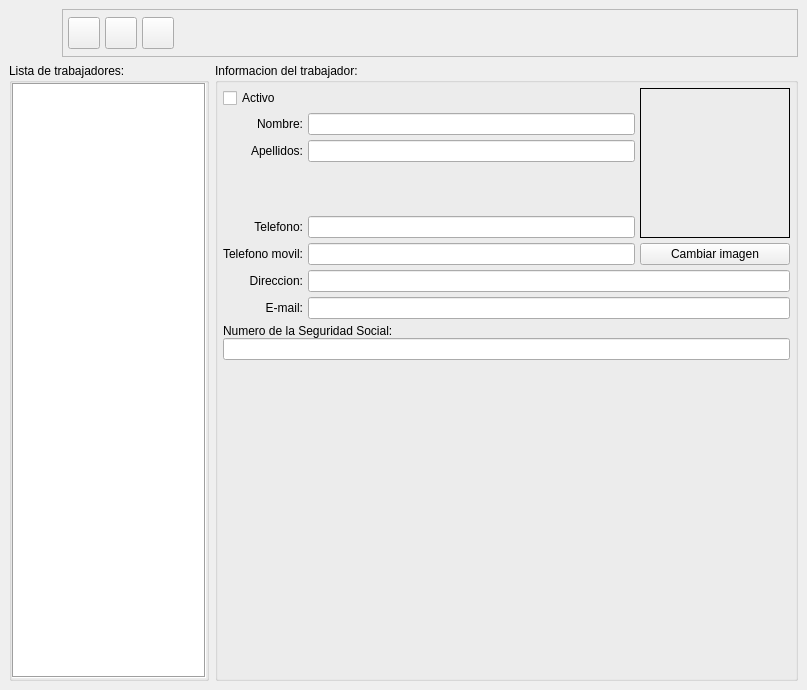
First picture: the form in bulmages/bulmafact/src/trabajadorbase.ui, repository eboladev/Bulmages-1, before the edit.
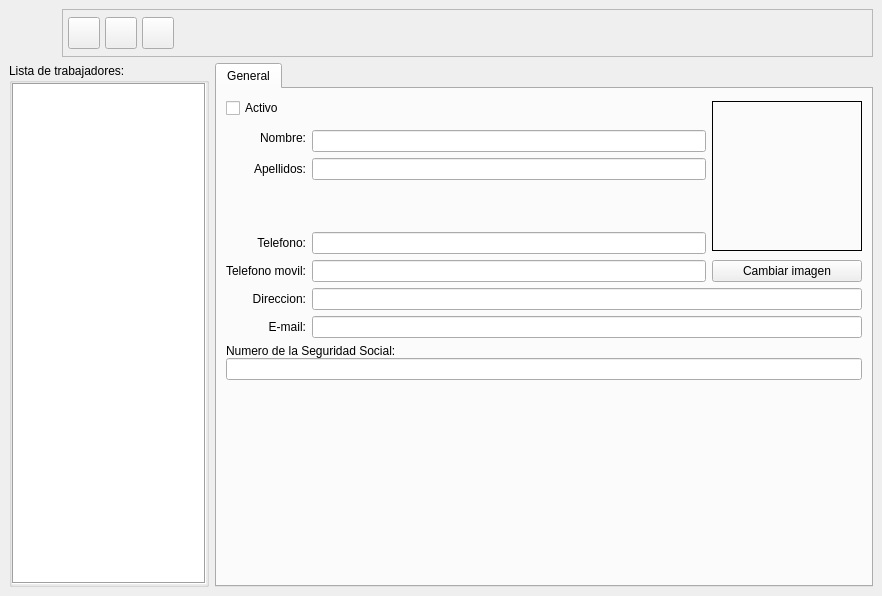
Second picture: the form after the edit. Icons and pictures are not drawn.

The edit to the form file:
```diff
--- a/bulmages/bulmafact/src/trabajadorbase.ui
+++ b/bulmages/bulmafact/src/trabajadorbase.ui
@@ -6,8 +6,8 @@
    <rect>
     <x>0</x>
     <y>0</y>
-    <width>807</width>
-    <height>690</height>
+    <width>882</width>
+    <height>596</height>
    </rect>
   </property>
   <property name="windowTitle" >
@@ -24,211 +24,263 @@
     <number>6</number>
    </property>
    <item row="1" column="1" >
-    <widget class="QGroupBox" name="groupBox1" >
+    <widget class="QTabWidget" name="mui_tab" >
+     <property name="currentIndex" >
+      <number>0</number>
+     </property>
+     <widget class="QWidget" name="tab" >
+      <attribute name="title" >
+       <string>General</string>
+      </attribute>
+      <layout class="QGridLayout" >
+       <property name="margin" >
+        <number>9</number>
+       </property>
+       <property name="spacing" >
+        <number>6</number>
+       </property>
+       <item row="6" column="1" >
+        <widget class="QLineEdit" name="m_moviltrabajador" >
+         <property name="enabled" >
+          <bool>true</bool>
+         </property>
+        </widget>
+       </item>
+       <item row="2" column="1" >
+        <widget class="QLineEdit" name="m_nomtrabajador" />
+       </item>
+       <item row="10" column="0" colspan="3" >
+        <widget class="QFrame" name="m_frameplugin" >
+         <property name="frameShape" >
+          <enum>QFrame::StyledPanel</enum>
+         </property>
+         <property name="frameShadow" >
+          <enum>QFrame::Raised</enum>
+         </property>
+        </widget>
+       </item>
+       <item row="5" column="0" >
+        <widget class="QLabel" name="label" >
+         <property name="text" >
+          <string>Telefono:</string>
+         </property>
+         <property name="alignment" >
+          <set>Qt::AlignRight|Qt::AlignTrailing|Qt::AlignVCenter</set>
+         </property>
+        </widget>
+       </item>
+       <item rowspan="6" row="0" column="2" >
+        <widget class="QLabel" name="m_imagen" >
+         <property name="sizePolicy" >
+          <sizepolicy>
+           <hsizetype>0</hsizetype>
+           <vsizetype>0</vsizetype>
+           <horstretch>0</horstretch>
+           <verstretch>0</verstretch>
+          </sizepolicy>
+         </property>
+         <property name="minimumSize" >
+          <size>
+           <width>150</width>
+           <height>150</height>
+          </size>
+         </property>
+         <property name="frameShape" >
+          <enum>QFrame::Box</enum>
+         </property>
+         <property name="frameShadow" >
+          <enum>QFrame::Plain</enum>
+         </property>
+         <property name="pixmap" >
+          <pixmap/>
+         </property>
+         <property name="scaledContents" >
+          <bool>true</bool>
+         </property>
+        </widget>
+       </item>
+       <item row="0" column="0" colspan="2" >
+        <widget class="QCheckBox" name="m_activotrabajador" >
+         <property name="text" >
+          <string>Activo</string>
+         </property>
+        </widget>
+       </item>
+       <item row="7" column="1" colspan="2" >
+        <widget class="QLineEdit" name="m_dirtrabajador" />
+       </item>
+       <item rowspan="2" row="1" column="0" >
+        <widget class="QLabel" name="label" >
+         <property name="text" >
+          <string>Nombre:</string>
+         </property>
+         <property name="alignment" >
+          <set>Qt::AlignRight|Qt::AlignTrailing|Qt::AlignVCenter</set>
+         </property>
+        </widget>
+       </item>
+       <item row="3" column="1" >
+        <widget class="QLineEdit" name="m_apellidostrabajador" />
+       </item>
+       <item row="7" column="0" >
+        <widget class="QLabel" name="label" >
+         <property name="text" >
+          <string>Direccion:</string>
+         </property>
+         <property name="alignment" >
+          <set>Qt::AlignRight|Qt::AlignTrailing|Qt::AlignVCenter</set>
+         </property>
+        </widget>
+       </item>
+       <item row="5" column="1" >
+        <widget class="QLineEdit" name="m_teltrabajador" >
+         <property name="enabled" >
+          <bool>true</bool>
+         </property>
+        </widget>
+       </item>
+       <item row="11" column="0" colspan="3" >
+        <spacer>
+         <property name="orientation" >
+          <enum>Qt::Vertical</enum>
+         </property>
+         <property name="sizeHint" >
+          <size>
+           <width>569</width>
+           <height>16</height>
+          </size>
+         </property>
+        </spacer>
+       </item>
+       <item row="9" column="0" colspan="3" >
+        <layout class="QVBoxLayout" >
+         <property name="margin" >
+          <number>0</number>
+         </property>
+         <property name="spacing" >
+          <number>0</number>
+         </property>
+         <item>
+          <widget class="QLabel" name="label" >
+           <property name="text" >
+            <string>Numero de la Seguridad Social:</string>
+           </property>
+          </widget>
+         </item>
+         <item>
+          <widget class="QLineEdit" name="m_nsstrabajador" >
+           <property name="enabled" >
+            <bool>true</bool>
+           </property>
+          </widget>
+         </item>
+        </layout>
+       </item>
+       <item row="4" column="1" >
+        <spacer>
+         <property name="orientation" >
+          <enum>Qt::Vertical</enum>
+         </property>
+         <property name="sizeType" >
+          <enum>QSizePolicy::Ignored</enum>
+         </property>
+         <property name="sizeHint" >
+          <size>
+           <width>20</width>
+           <height>40</height>
+          </size>
+         </property>
+        </spacer>
+       </item>
+       <item row="3" column="0" >
+        <widget class="QLabel" name="label" >
+         <property name="text" >
+          <string>Apellidos:</string>
+         </property>
+         <property name="alignment" >
+          <set>Qt::AlignRight|Qt::AlignTrailing|Qt::AlignVCenter</set>
+         </property>
+        </widget>
+       </item>
+       <item row="6" column="2" >
+        <widget class="QPushButton" name="mui_imagen" >
+         <property name="text" >
+          <string>Cambiar imagen</string>
+         </property>
+        </widget>
+       </item>
+       <item row="6" column="0" >
+        <widget class="QLabel" name="label" >
+         <property name="text" >
+          <string>Telefono movil:</string>
+         </property>
+         <property name="alignment" >
+          <set>Qt::AlignRight|Qt::AlignTrailing|Qt::AlignVCenter</set>
+         </property>
+        </widget>
+       </item>
+       <item row="8" column="1" colspan="2" >
+        <widget class="QLineEdit" name="m_emailtrabajador" >
+         <property name="enabled" >
+          <bool>true</bool>
+         </property>
+        </widget>
+       </item>
+       <item row="8" column="0" >
+        <widget class="QLabel" name="label" >
+         <property name="text" >
+          <string>E-mail:</string>
+         </property>
+         <property name="alignment" >
+          <set>Qt::AlignRight|Qt::AlignTrailing|Qt::AlignVCenter</set>
+         </property>
+        </widget>
+       </item>
+      </layout>
+     </widget>
+    </widget>
+   </item>
+   <item row="1" column="0" >
+    <widget class="QGroupBox" name="groupBox" >
+     <property name="sizePolicy" >
+      <sizepolicy>
+       <hsizetype>0</hsizetype>
+       <vsizetype>5</vsizetype>
+       <horstretch>0</horstretch>
+       <verstretch>0</verstretch>
+      </sizepolicy>
+     </property>
+     <property name="maximumSize" >
+      <size>
+       <width>200</width>
+       <height>16777215</height>
+      </size>
+     </property>
      <property name="title" >
-      <string>Informacion del trabajador:</string>
+      <string>Lista de trabajadores:</string>
      </property>
      <layout class="QGridLayout" >
       <property name="margin" >
-       <number>5</number>
+       <number>0</number>
       </property>
       <property name="spacing" >
-       <number>5</number>
+       <number>0</number>
       </property>
-      <item row="10" column="0" colspan="3" >
-       <spacer>
-        <property name="orientation" >
-         <enum>Qt::Vertical</enum>
-        </property>
-        <property name="sizeHint" >
-         <size>
-          <width>447</width>
-          <height>21</height>
-         </size>
-        </property>
-       </spacer>
-      </item>
-      <item row="9" column="0" colspan="3" >
-       <widget class="QFrame" name="m_frameplugin" >
-        <property name="frameShape" >
-         <enum>QFrame::StyledPanel</enum>
-        </property>
-        <property name="frameShadow" >
-         <enum>QFrame::Raised</enum>
-        </property>
-       </widget>
-      </item>
-      <item row="8" column="0" colspan="3" >
-       <layout class="QVBoxLayout" >
-        <property name="margin" >
-         <number>0</number>
-        </property>
-        <property name="spacing" >
-         <number>0</number>
-        </property>
-        <item>
-         <widget class="QLabel" name="label" >
-          <property name="text" >
-           <string>Numero de la Seguridad Social:</string>
-          </property>
-         </widget>
-        </item>
-        <item>
-         <widget class="QLineEdit" name="m_nsstrabajador" >
-          <property name="enabled" >
-           <bool>true</bool>
-          </property>
-         </widget>
-        </item>
-       </layout>
-      </item>
-      <item row="7" column="1" colspan="2" >
-       <widget class="QLineEdit" name="m_emailtrabajador" >
-        <property name="enabled" >
-         <bool>true</bool>
-        </property>
-       </widget>
-      </item>
-      <item row="7" column="0" >
-       <widget class="QLabel" name="label" >
-        <property name="text" >
-         <string>E-mail:</string>
-        </property>
-        <property name="alignment" >
-         <set>Qt::AlignRight|Qt::AlignTrailing|Qt::AlignVCenter</set>
-        </property>
-       </widget>
-      </item>
-      <item row="6" column="0" >
-       <widget class="QLabel" name="label" >
-        <property name="text" >
-         <string>Direccion:</string>
-        </property>
-        <property name="alignment" >
-         <set>Qt::AlignRight|Qt::AlignTrailing|Qt::AlignVCenter</set>
-        </property>
-       </widget>
-      </item>
-      <item row="6" column="1" colspan="2" >
-       <widget class="QLineEdit" name="m_dirtrabajador" />
-      </item>
-      <item row="5" column="1" >
-       <widget class="QLineEdit" name="m_moviltrabajador" >
-        <property name="enabled" >
-         <bool>true</bool>
-        </property>
-       </widget>
-      </item>
-      <item row="5" column="0" >
-       <widget class="QLabel" name="label" >
-        <property name="text" >
-         <string>Telefono movil:</string>
-        </property>
-        <property name="alignment" >
-         <set>Qt::AlignRight|Qt::AlignTrailing|Qt::AlignVCenter</set>
-        </property>
-       </widget>
-      </item>
-      <item row="5" column="2" >
-       <widget class="QPushButton" name="mui_imagen" >
-        <property name="text" >
-         <string>Cambiar imagen</string>
-        </property>
-       </widget>
-      </item>
-      <item row="4" column="0" >
-       <widget class="QLabel" name="label" >
-        <property name="text" >
-         <string>Telefono:</string>
-        </property>
-        <property name="alignment" >
-         <set>Qt::AlignRight|Qt::AlignTrailing|Qt::AlignVCenter</set>
-        </property>
-       </widget>
-      </item>
-      <item row="4" column="1" >
-       <widget class="QLineEdit" name="m_teltrabajador" >
-        <property name="enabled" >
-         <bool>true</bool>
-        </property>
-       </widget>
-      </item>
-      <item row="3" column="1" >
-       <spacer>
-        <property name="orientation" >
-         <enum>Qt::Vertical</enum>
-        </property>
-        <property name="sizeType" >
-         <enum>QSizePolicy::Ignored</enum>
-        </property>
-        <property name="sizeHint" >
-         <size>
-          <width>20</width>
-          <height>40</height>
-         </size>
-        </property>
-       </spacer>
-      </item>
-      <item row="2" column="1" >
-       <widget class="QLineEdit" name="m_apellidostrabajador" />
-      </item>
-      <item row="2" column="0" >
-       <widget class="QLabel" name="label" >
-        <property name="text" >
-         <string>Apellidos:</string>
-        </property>
-        <property name="alignment" >
-         <set>Qt::AlignRight|Qt::AlignTrailing|Qt::AlignVCenter</set>
-        </property>
-       </widget>
-      </item>
-      <item row="1" column="1" >
-       <widget class="QLineEdit" name="m_nomtrabajador" />
-      </item>
-      <item row="1" column="0" >
-       <widget class="QLabel" name="label" >
-        <property name="text" >
-         <string>Nombre:</string>
-        </property>
-        <property name="alignment" >
-         <set>Qt::AlignRight|Qt::AlignTrailing|Qt::AlignVCenter</set>
-        </property>
-       </widget>
-      </item>
-      <item row="0" column="0" colspan="2" >
-       <widget class="QCheckBox" name="m_activotrabajador" >
-        <property name="text" >
-         <string>Activo</string>
-        </property>
-       </widget>
-      </item>
-      <item rowspan="5" row="0" column="2" >
-       <widget class="QLabel" name="m_imagen" >
+      <item row="0" column="0" >
+       <widget class="QListWidget" name="mui_lista" >
         <property name="sizePolicy" >
          <sizepolicy>
           <hsizetype>0</hsizetype>
-          <vsizetype>0</vsizetype>
+          <vsizetype>7</vsizetype>
           <horstretch>0</horstretch>
           <verstretch>0</verstretch>
          </sizepolicy>
         </property>
-        <property name="minimumSize" >
-         <size>
-          <width>150</width>
-          <height>150</height>
-         </size>
-        </property>
         <property name="frameShape" >
          <enum>QFrame::Box</enum>
         </property>
-        <property name="frameShadow" >
-         <enum>QFrame::Plain</enum>
-        </property>
-        <property name="pixmap" >
-         <pixmap/>
-        </property>
-        <property name="scaledContents" >
-         <bool>true</bool>
+        <property name="lineWidth" >
+         <number>1</number>
         </property>
        </widget>
       </item>
@@ -400,53 +452,6 @@
      </item>
     </layout>
    </item>
-   <item row="1" column="0" >
-    <widget class="QGroupBox" name="groupBox" >
-     <property name="sizePolicy" >
-      <sizepolicy>
-       <hsizetype>0</hsizetype>
-       <vsizetype>5</vsizetype>
-       <horstretch>0</horstretch>
-       <verstretch>0</verstretch>
-      </sizepolicy>
-     </property>
-     <property name="maximumSize" >
-      <size>
-       <width>200</width>
-       <height>16777215</height>
-      </size>
-     </property>
-     <property name="title" >
-      <string>Lista de trabajadores:</string>
-     </property>
-     <layout class="QGridLayout" >
-      <property name="margin" >
-       <number>0</number>
-      </property>
-      <property name="spacing" >
-       <number>0</number>
-      </property>
-      <item row="0" column="0" >
-       <widget class="QListWidget" name="mui_lista" >
-        <property name="sizePolicy" >
-         <sizepolicy>
-          <hsizetype>0</hsizetype>
-          <vsizetype>7</vsizetype>
-          <horstretch>0</horstretch>
-          <verstretch>0</verstretch>
-         </sizepolicy>
-        </property>
-        <property name="frameShape" >
-         <enum>QFrame::Box</enum>
-        </property>
-        <property name="lineWidth" >
-         <number>1</number>
-        </property>
-       </widget>
-      </item>
-     </layout>
-    </widget>
-   </item>
   </layout>
  </widget>
  <layoutdefault spacing="2" margin="2" />
```
